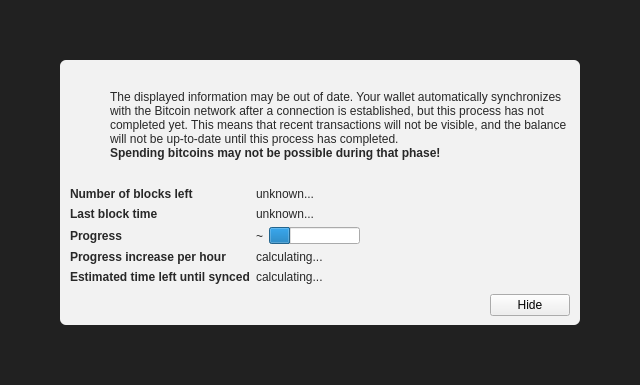
First picture: the form in src/qt/forms/modaloverlay.ui, repository xshard/Shard, before the edit.
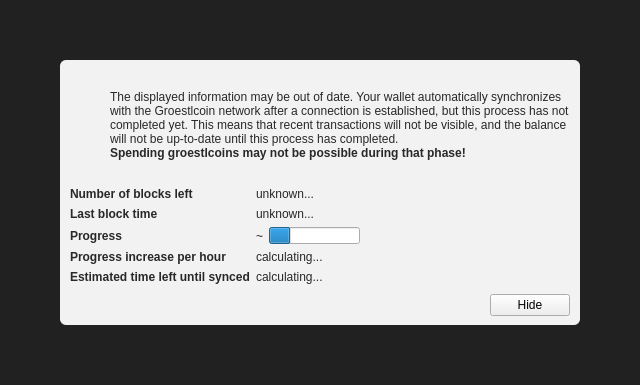
Second picture: the form after the edit. Icons and pictures are not drawn. Custom widgets are drawn as their Qt base class.

```diff
--- a/src/qt/forms/modaloverlay.ui
+++ b/src/qt/forms/modaloverlay.ui
@@ -130,7 +130,7 @@
              <item>
               <widget class="QLabel" name="infoText">
                <property name="text">
-                <string>The displayed information may be out of date. Your wallet automatically synchronizes with the Bitcoin network after a connection is established, but this process has not completed yet. This means that recent transactions will not be visible, and the balance will not be up-to-date until this process has completed.</string>
+                <string>The displayed information may be out of date. Your wallet automatically synchronizes with the Groestlcoin network after a connection is established, but this process has not completed yet. This means that recent transactions will not be visible, and the balance will not be up-to-date until this process has completed.</string>
                </property>
                <property name="textFormat">
                 <enum>Qt::RichText</enum>
@@ -149,7 +149,7 @@
                 </font>
                </property>
                <property name="text">
-                <string>Spending bitcoins may not be possible during that phase!</string>
+                <string>Spending groestlcoins may not be possible during that phase!</string>
                </property>
                <property name="textFormat">
                 <enum>Qt::RichText</enum>
```
